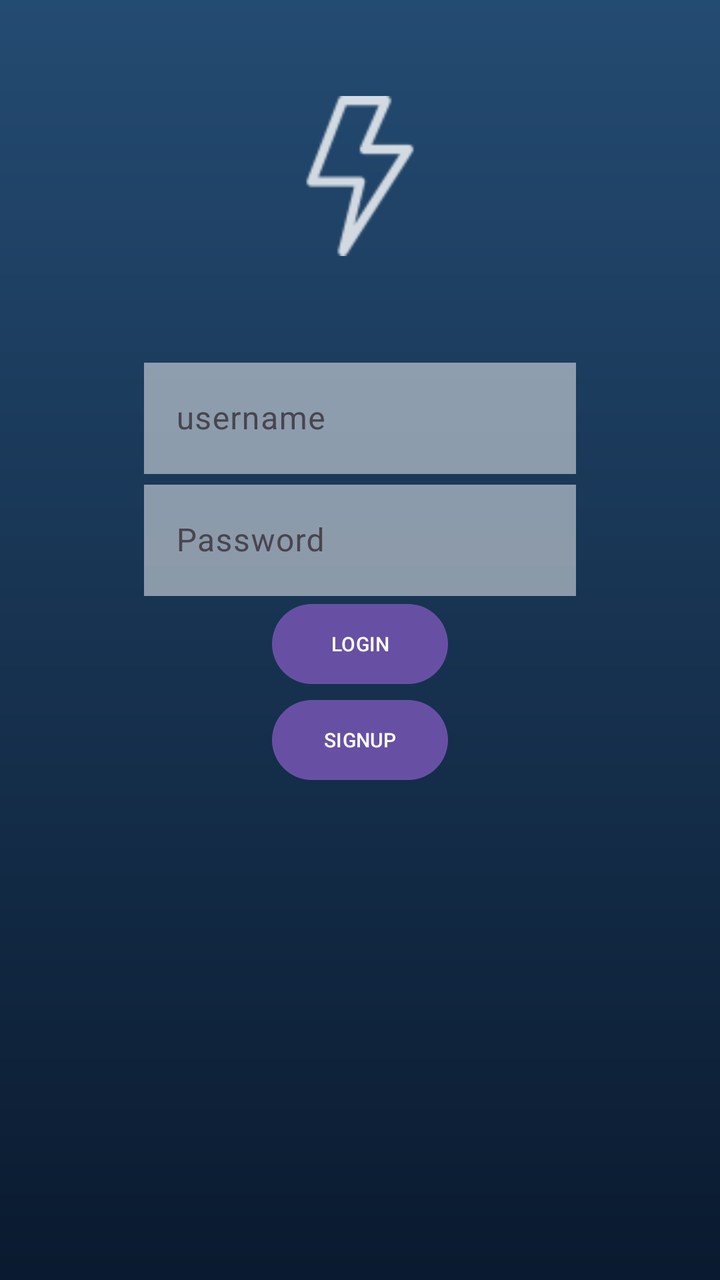
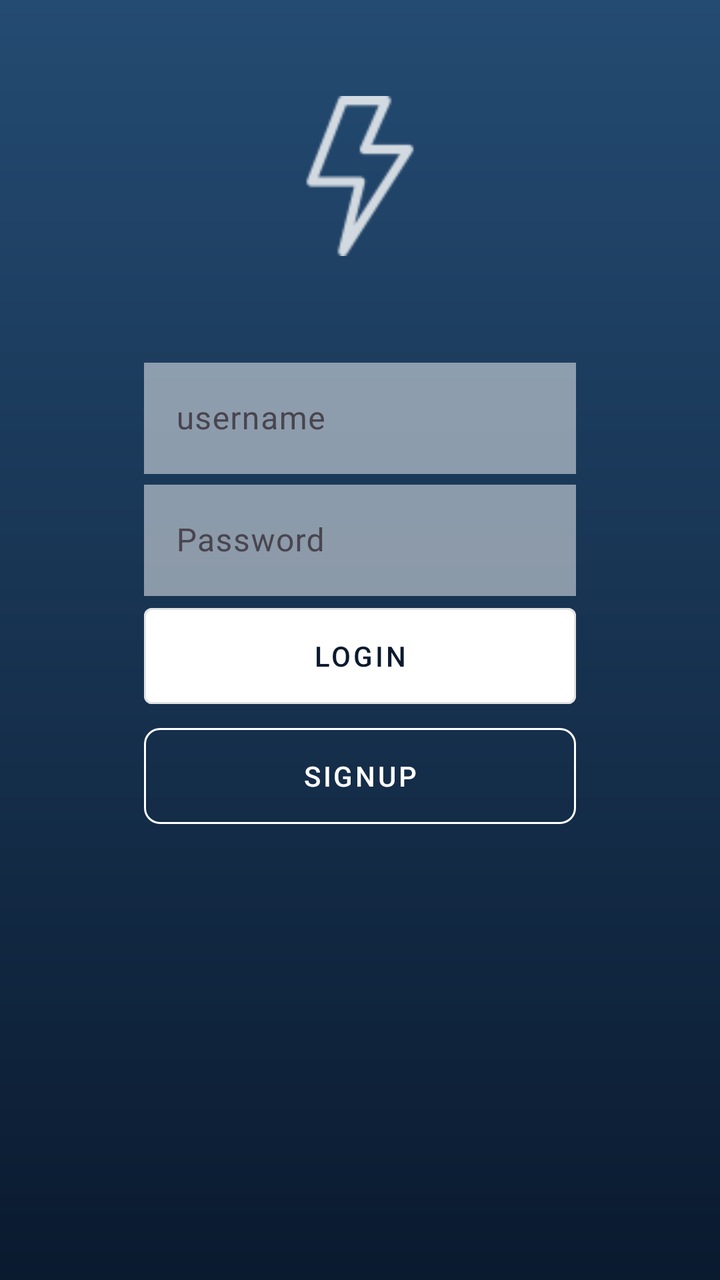

An Android layout rendered at two revisions. The XML below is the earlier revision; the diff shows what the commit changed to produce the second picture.
<!-- AndroidManifest.xml: application theme Theme.Nicestart -->
<!-- res/layout/activity_main.xml -->
<?xml version="1.0" encoding="utf-8"?>
<androidx.constraintlayout.widget.ConstraintLayout xmlns:android="http://schemas.android.com/apk/res/android"
    xmlns:app="http://schemas.android.com/apk/res-auto"
    xmlns:tools="http://schemas.android.com/tools"
    android:id="@+id/main"
    android:layout_width="match_parent"
    android:layout_height="match_parent"
    android:background="@drawable/gradient"
    tools:context=".MainActivity">

    <ImageView
        android:id="@+id/logo"
        android:layout_width="0dp"
        android:layout_height="80dp"
        android:layout_marginTop="48dp"
        android:src="@drawable/ic_mythunder"
        app:layout_constraintEnd_toEndOf="@id/guideline2"
        app:layout_constraintStart_toStartOf="@id/guideline1"
        app:layout_constraintTop_toTopOf="parent"/>

    <com.google.android.material.textfield.TextInputLayout
        android:id="@+id/til1"
        android:layout_width="0dp"
        android:layout_height="wrap_content"
        android:layout_marginTop="48dp"
        app:layout_constraintEnd_toEndOf="@id/guideline2"
        app:layout_constraintStart_toStartOf="@id/guideline1"
        app:layout_constraintTop_toBottomOf="@id/logo">

        <EditText
            android:id="@+id/username"
            android:layout_width="match_parent"
            android:layout_height="wrap_content"
            android:alpha="0.5"
            android:background="@color/white"
            android:hint="username" />
    </com.google.android.material.textfield.TextInputLayout>

    <com.google.android.material.textfield.TextInputLayout
        android:id="@+id/til2"
        android:layout_width="0dp"
        android:layout_height="wrap_content"
        app:layout_constraintEnd_toEndOf="@id/guideline2"
        app:layout_constraintStart_toStartOf="@id/guideline1"
        app:layout_constraintTop_toBottomOf="@id/til1">

        <EditText
            android:id="@+id/password"
            android:layout_width="match_parent"
            android:layout_height="wrap_content"
            android:alpha="0.5"
            android:background="@color/white"
            android:hint="Password"
            android:inputType="textPassword" />
    </com.google.android.material.textfield.TextInputLayout>

    <Button
        android:id="@+id/button1"

        android:layout_width="wrap_content"
        android:layout_height="wrap_content"
        android:text="LOGIN"
        android:textSize="10sp"
        app:layout_constraintStart_toStartOf="@id/guideline1"
        app:layout_constraintEnd_toEndOf="@id/guideline2"
        app:layout_constraintTop_toBottomOf="@id/til2"


        />
    <Button
        android:id="@+id/button2"

        android:layout_width="wrap_content"
        android:layout_height="wrap_content"
        android:text="SIGNUP"
        android:textSize="10sp"
        app:layout_constraintStart_toStartOf="@id/guideline1"
        app:layout_constraintEnd_toEndOf="@id/guideline2"
        app:layout_constraintTop_toBottomOf="@id/button1"

        />

    <androidx.constraintlayout.widget.Guideline
        android:id="@+id/guideline1"
        android:layout_width="wrap_content"
        android:layout_height="wrap_content"
        android:orientation="vertical"
        app:layout_constraintGuide_percent="0.2"/>
    <androidx.constraintlayout.widget.Guideline
        android:id="@+id/guideline2"
        android:layout_width="wrap_content"
        android:layout_height="wrap_content"
        android:orientation="vertical"
        app:layout_constraintGuide_percent="0.8"/>

</androidx.constraintlayout.widget.ConstraintLayout>
<!-- resources referenced by this layout -->
<resources>
  <color name="white">#FFFFFFFF</color>
  <!-- drawable gradient (drawable) -->
  <?xml version="1.0" encoding="utf-8"?>
  <shape xmlns:android="http://schemas.android.com/apk/res/android">
      <gradient
          android:startColor="@color/mediumblue_244B72"
          android:endColor="@color/darkblue_0A1A2F"
          android:angle="370">
      </gradient>
  
  </shape>
  <!-- drawable ic_mythunder: png bitmap (drawable-hdpi, 719 bytes) -->
  <style name="Theme.Nicestart" parent="Base.Theme.Nicestart" />
  <color name="mediumblue_244B72">#244B72</color>
  <color name="darkblue_0A1A2F">#0A1A2F</color>
  <style name="Base.Theme.Nicestart" parent="Theme.Material3.DayNight.NoActionBar">
          
          
      </style>
</resources>

<!-- the commit's change to res/layout/activity_main.xml (unified diff, before → after) -->
@@ -56,28 +56,24 @@
 
     <Button
         android:id="@+id/button1"
-
-        android:layout_width="wrap_content"
-        android:layout_height="wrap_content"
         android:text="LOGIN"
-        android:textSize="10sp"
         app:layout_constraintStart_toStartOf="@id/guideline1"
         app:layout_constraintEnd_toEndOf="@id/guideline2"
         app:layout_constraintTop_toBottomOf="@id/til2"
 
 
-        />
+        style="@style/myButtonArriba" />
     <Button
         android:id="@+id/button2"
 
-        android:layout_width="wrap_content"
-        android:layout_height="wrap_content"
+
         android:text="SIGNUP"
-        android:textSize="10sp"
+
+        android:layout_height="60dp"
         app:layout_constraintStart_toStartOf="@id/guideline1"
         app:layout_constraintEnd_toEndOf="@id/guideline2"
         app:layout_constraintTop_toBottomOf="@id/button1"
-
+        style="@style/myButtonAbajo"
         />
 
     <androidx.constraintlayout.widget.Guideline
<!-- resource entries referenced after the edit -->
@@ -12,6 +12,20 @@
   
   </shape>
   <!-- drawable ic_mythunder: png bitmap (drawable-hdpi, 719 bytes) -->
+  <style name="myButtonAbajo" parent="Widget.MaterialComponents.Button.OutlinedButton">
+          <item name="android:layout_width">0dp</item>
+          <item name="android:layout_height">wrap_content</item>
+          <item name="android:textColor">@android:color/white</item>
+          <item name="cornerRadius">8dp</item>
+          <item name="strokeColor">@android:color/white</item>
+          <item name="strokeWidth">1dp</item>
+      </style>
+  <style name="myButtonArriba" parent="Widget.MaterialComponents.Button.OutlinedButton">
+          <item name="android:layout_width">0dp</item>
+          <item name="android:layout_height">60dp</item>
+          <item name="android:backgroundTint">@color/white</item>
+          <item name="android:textColor">@color/darkblue_0A1A2F</item>
+      </style>
   <style name="Theme.Nicestart" parent="Base.Theme.Nicestart" />
   <color name="mediumblue_244B72">#244B72</color>
   <color name="darkblue_0A1A2F">#0A1A2F</color>
